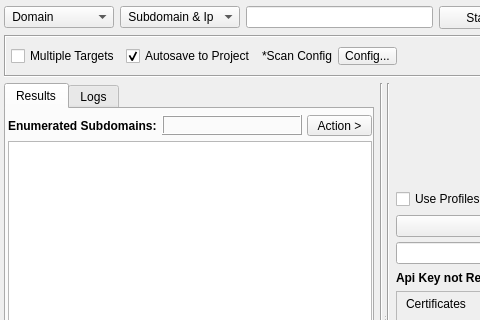
This is gui/src/engines/osint/Osint.ui in 3nock/OTE as Qt 5 draws it before an edit; both pictures show x 0 to 480 and y 0 to 320 of the 815 by 562 pixel window. The edited form follows.
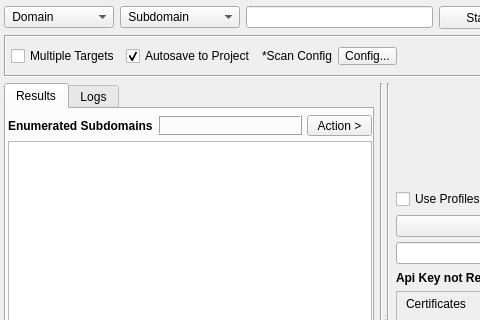
This is the edited form. Custom widgets are drawn as their Qt base class.

Commit message: added initialization of osint modules depending on input-output

```diff
--- a/gui/src/engines/osint/Osint.ui
+++ b/gui/src/engines/osint/Osint.ui
@@ -99,16 +99,16 @@
        <property name="frame">
         <bool>true</bool>
        </property>
-       <item>
-        <property name="text">
-         <string> Subdomain &amp; Ip</string>
-        </property>
-       </item>
        <item>
         <property name="text">
          <string> Subdomain</string>
         </property>
        </item>
+       <item>
+        <property name="text">
+         <string> Subdomain &amp; Ip</string>
+        </property>
+       </item>
        <item>
         <property name="text">
          <string> Ip</string>
@@ -410,7 +410,7 @@
            <item>
             <layout class="QHBoxLayout" name="horizontalLayout_5">
              <item>
-              <widget class="QLabel" name="label_3">
+              <widget class="QLabel" name="labelResultsInfo">
                <property name="sizePolicy">
                 <sizepolicy hsizetype="Maximum" vsizetype="Preferred">
                  <horstretch>0</horstretch>
@@ -427,7 +427,7 @@
                 <string notr="true"/>
                </property>
                <property name="text">
-                <string>Enumerated Subdomains:</string>
+                <string>Enumerated Subdomains</string>
                </property>
               </widget>
              </item>
```
The commit also changes 14 other files.
